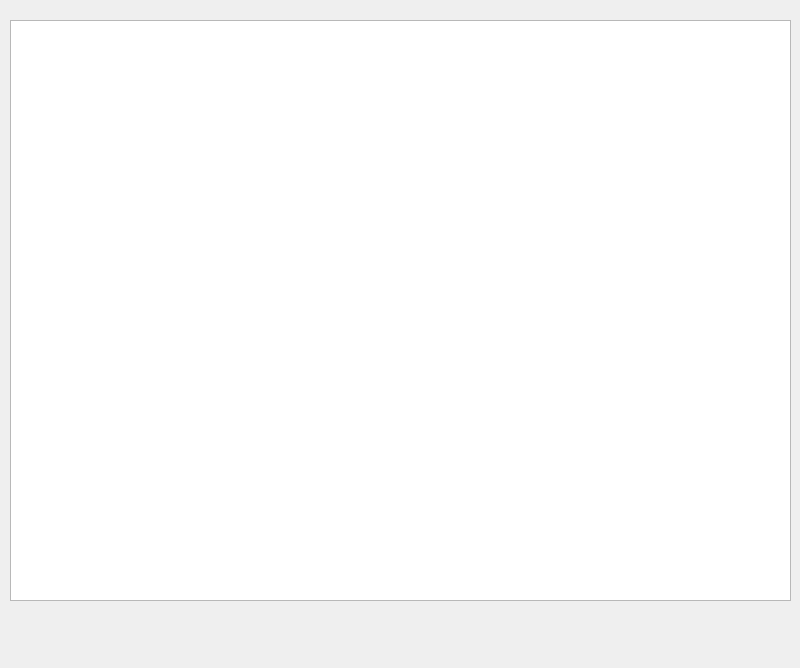
Qt form mainwindow.ui (Nooby54/Proyecto-Final) before a commit.
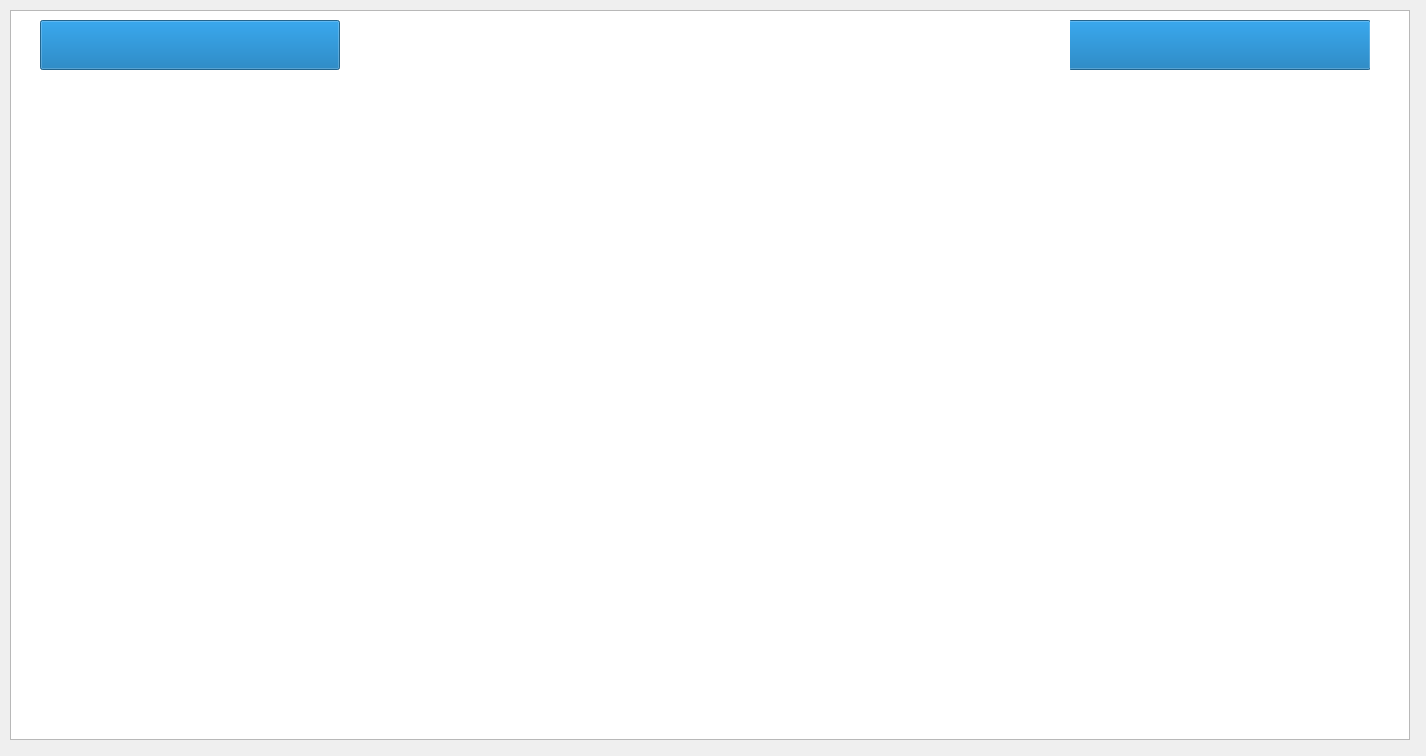
The same form after that commit.

Commit message: añadi las barras de vida en la pantalla, corregi los saltos de Goku en los limites, disminui el daño del kamehameha, arregle las fugas de memoria del kamehameha (creo que ya funciona del todo)

```diff
--- a/mainwindow.ui
+++ b/mainwindow.ui
@@ -6,8 +6,8 @@
    <rect>
     <x>0</x>
     <y>0</y>
-    <width>800</width>
-    <height>668</height>
+    <width>1426</width>
+    <height>756</height>
    </rect>
   </property>
   <property name="windowTitle">
@@ -18,10 +18,51 @@
     <property name="geometry">
      <rect>
       <x>10</x>
+      <y>10</y>
+      <width>1400</width>
+      <height>730</height>
+     </rect>
+    </property>
+   </widget>
+   <widget class="QProgressBar" name="vidaGoku">
+    <property name="geometry">
+     <rect>
+      <x>40</x>
       <y>20</y>
-      <width>781</width>
-      <height>581</height>
+      <width>300</width>
+      <height>50</height>
      </rect>
+    </property>
+    <property name="maximum">
+     <number>255</number>
+    </property>
+    <property name="value">
+     <number>255</number>
+    </property>
+    <property name="textVisible">
+     <bool>false</bool>
+    </property>
+   </widget>
+   <widget class="QProgressBar" name="vidaEnemigo">
+    <property name="geometry">
+     <rect>
+      <x>1070</x>
+      <y>20</y>
+      <width>300</width>
+      <height>50</height>
+     </rect>
+    </property>
+    <property name="layoutDirection">
+     <enum>Qt::LayoutDirection::RightToLeft</enum>
+    </property>
+    <property name="maximum">
+     <number>255</number>
+    </property>
+    <property name="value">
+     <number>255</number>
+    </property>
+    <property name="textVisible">
+     <bool>false</bool>
     </property>
    </widget>
   </widget>
```
The commit also changes 7 other files.
